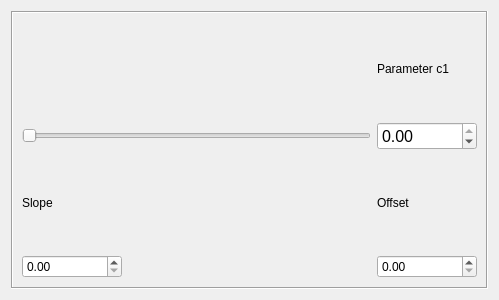
Qt form lattice/clients/qtui/compensationlinescan.ui (HaeffnerLab/HaeffnerLabLattice) before a commit.
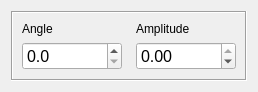
The same form after that commit.

Patch:
```diff
--- a/lattice/clients/qtui/compensationlinescan.ui
+++ b/lattice/clients/qtui/compensationlinescan.ui
@@ -6,8 +6,8 @@
    <rect>
     <x>0</x>
     <y>0</y>
-    <width>499</width>
-    <height>300</height>
+    <width>258</width>
+    <height>89</height>
    </rect>
   </property>
   <property name="sizePolicy">
@@ -22,6 +22,12 @@
   <layout class="QVBoxLayout" name="verticalLayout">
    <item>
     <widget class="QFrame" name="frame">
+     <property name="sizePolicy">
+      <sizepolicy hsizetype="Minimum" vsizetype="Minimum">
+       <horstretch>0</horstretch>
+       <verstretch>0</verstretch>
+      </sizepolicy>
+     </property>
      <property name="frameShape">
       <enum>QFrame::Box</enum>
      </property>
@@ -29,17 +35,53 @@
       <enum>QFrame::Sunken</enum>
      </property>
      <layout class="QGridLayout" name="gridLayout">
+      <item row="0" column="0">
+       <widget class="QLabel" name="label">
+        <property name="sizePolicy">
+         <sizepolicy hsizetype="Expanding" vsizetype="Preferred">
+          <horstretch>0</horstretch>
+          <verstretch>0</verstretch>
+         </sizepolicy>
+        </property>
+        <property name="text">
+         <string>Angle</string>
+        </property>
+       </widget>
+      </item>
       <item row="0" column="1">
        <widget class="QLabel" name="label_3">
         <property name="text">
-         <string>Parameter c1</string>
+         <string>Amplitude</string>
         </property>
        </widget>
       </item>
       <item row="1" column="0">
-       <widget class="QSlider" name="slider">
-        <property name="orientation">
-         <enum>Qt::Horizontal</enum>
+       <widget class="QDoubleSpinBox" name="angle">
+        <property name="sizePolicy">
+         <sizepolicy hsizetype="Expanding" vsizetype="Fixed">
+          <horstretch>0</horstretch>
+          <verstretch>0</verstretch>
+         </sizepolicy>
+        </property>
+        <property name="maximumSize">
+         <size>
+          <width>100</width>
+          <height>16777215</height>
+         </size>
+        </property>
+        <property name="font">
+         <font>
+          <pointsize>12</pointsize>
+         </font>
+        </property>
+        <property name="keyboardTracking">
+         <bool>false</bool>
+        </property>
+        <property name="decimals">
+         <number>1</number>
+        </property>
+        <property name="singleStep">
+         <double>0.100000000000000</double>
         </property>
        </widget>
       </item>
@@ -71,48 +113,8 @@
         <property name="maximum">
          <double>0.000000000000000</double>
         </property>
-       </widget>
-      </item>
-      <item row="2" column="0">
-       <widget class="QLabel" name="label">
-        <property name="text">
-         <string>Slope</string>
-        </property>
-       </widget>
-      </item>
-      <item row="2" column="1">
-       <widget class="QLabel" name="label_2">
-        <property name="text">
-         <string>Offset</string>
-        </property>
-       </widget>
-      </item>
-      <item row="3" column="0">
-       <widget class="QDoubleSpinBox" name="slope">
-        <property name="maximumSize">
-         <size>
-          <width>100</width>
-          <height>16777215</height>
-         </size>
-        </property>
-        <property name="keyboardTracking">
-         <bool>false</bool>
-        </property>
         <property name="singleStep">
-         <double>0.010000000000000</double>
-        </property>
-       </widget>
-      </item>
-      <item row="3" column="1">
-       <widget class="QDoubleSpinBox" name="offset">
-        <property name="maximumSize">
-         <size>
-          <width>100</width>
-          <height>16777215</height>
-         </size>
-        </property>
-        <property name="keyboardTracking">
-         <bool>false</bool>
+         <double>0.100000000000000</double>
         </property>
        </widget>
       </item>
```
Left out of the diff: 2 changed lines with no effect on the pictures.
